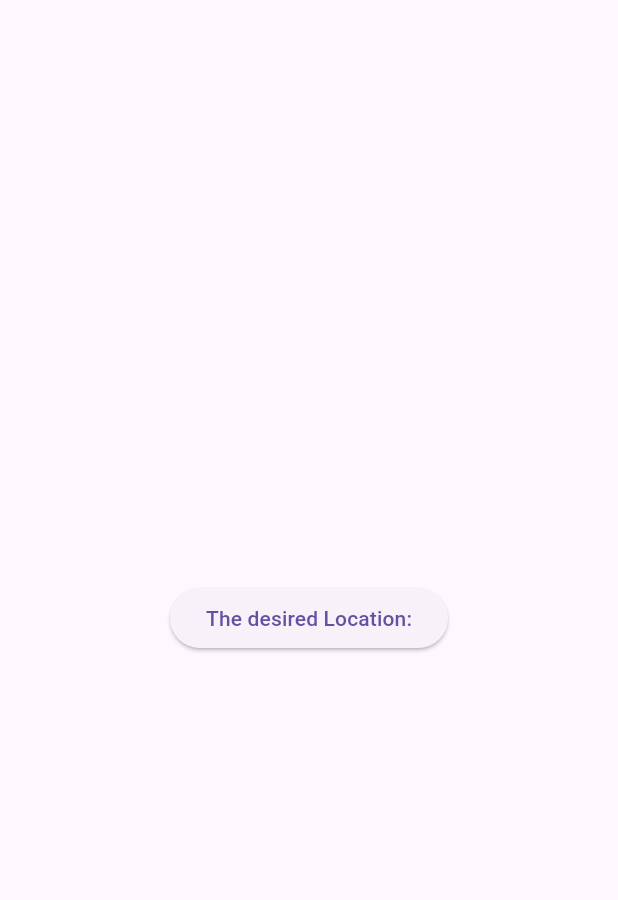
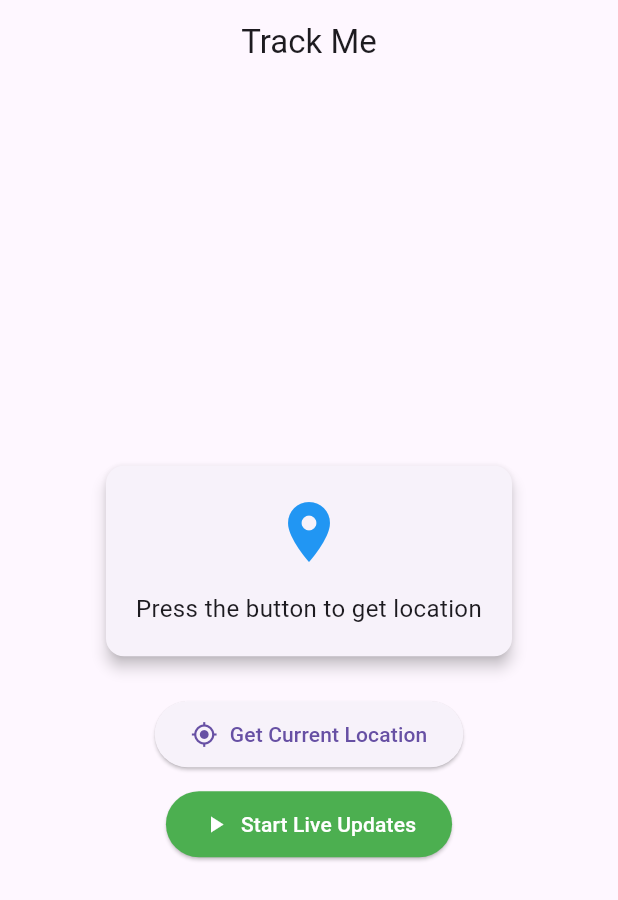
Before and after one commit to sudipeb/Trackme, a Flutter app: the screen it shows after launch, on a phone screen of 412 x 824 dp. Shown: the top 900 px of the screen. Run offline on Flutter 3.47's test engine with Material 3 defaults, Android fonts, the phone set to English and light mode, and no system bars; our stand-ins replace geolocator.

Commit message:
live location on 10m

```diff
--- a/lib/features/user_location/user_location.dart
+++ b/lib/features/user_location/user_location.dart
@@ -3,58 +3,215 @@ import 'dart:async';
 import 'package:flutter/material.dart';
 import 'package:geolocator/geolocator.dart';
 
-class UserLocation extends StatelessWidget {
-  UserLocation({super.key});
-  final StreamSubscription<Position> positionStream =
-      Geolocator.getPositionStream(
-        locationSettings: const LocationSettings(
-          accuracy: LocationAccuracy.high,
-          distanceFilter: 10, // Updates only when moving 10 meters
-        ),
-      ).listen((Position position) {
-        debugPrint('${position.latitude}, ${position.longitude}');
-      });
+class UserLocation extends StatefulWidget {
+  const UserLocation({super.key});
+
   @override
-  Widget build(BuildContext context) {
-    Future<void> getCurrentLocation() async {
+  State<UserLocation> createState() => _UserLocationState();
+}
+
+class _UserLocationState extends State<UserLocation> {
+  String _locationMessage = 'Press the button to get location';
+  bool _isLoading = false;
+  StreamSubscription<Position>? _positionStream;
+
+  @override
+  void dispose() {
+    _positionStream?.cancel();
+    super.dispose();
+  }
+
+  Future<bool> _handlePermission() async {
     bool serviceEnabled;
     LocationPermission permission;
+
     // Check if location services are enabled
     serviceEnabled = await Geolocator.isLocationServiceEnabled();
     if (!serviceEnabled) {
-        // If the service is not enabled, throws an error
-        return Future.error('Location services are disabled.');
+      setState(() {
+        _locationMessage = 'Location services are disabled.';
+      });
+      return false;
     }
+
     // Check the status of permissions
     permission = await Geolocator.checkPermission();
     if (permission == LocationPermission.denied) {
       // Request permission if permission is denied
       permission = await Geolocator.requestPermission();
       if (permission == LocationPermission.denied) {
-          // If the request is still rejected, throw an error
-          return Future.error('Location permissions are denied');
+        setState(() {
+          _locationMessage = 'Location permissions are denied.';
+        });
+        return false;
       }
     }
+
     if (permission == LocationPermission.deniedForever) {
-        // If permissions are permanently denied, throw an error
-        return Future.error(
-          'Location permissions are permanently denied, cannot request.',
-        );
+      setState(() {
+        _locationMessage =
+            'Location permissions are permanently denied, cannot request.';
+      });
+      return false;
     }
+
+    return true;
+  }
+
+  Future<void> _getCurrentLocation() async {
+    setState(() {
+      _isLoading = true;
+      _locationMessage = 'Getting location...';
+    });
+
+    final hasPermission = await _handlePermission();
+    if (!hasPermission) {
+      setState(() {
+        _isLoading = false;
+      });
+      return;
+    }
+
+    try {
       // Get current location
       Position position = await Geolocator.getCurrentPosition(
         desiredAccuracy: LocationAccuracy.high,
       );
+
+      setState(() {
+        _locationMessage =
+            'Latitude: ${position.latitude.toStringAsFixed(6)}\nLongitude: ${position.longitude.toStringAsFixed(6)}';
+        _isLoading = false;
+      });
+
       debugPrint(
         'Latitude: ${position.latitude}, Longitude: ${position.longitude}',
       );
+    } catch (e) {
+      setState(() {
+        _locationMessage = 'Error getting location: $e';
+        _isLoading = false;
+      });
+    }
   }
 
+  void _startLocationUpdates() async {
+    final hasPermission = await _handlePermission();
+    if (!hasPermission) return;
+
+    setState(() {
+      _locationMessage = 'Listening for location updates...';
+    });
+
+    _positionStream =
+        Geolocator.getPositionStream(
+          locationSettings: const LocationSettings(
+            accuracy: LocationAccuracy.high,
+            distanceFilter: 10, // Updates only when moving 10 meters
+          ),
+        ).listen(
+          (Position position) {
+            setState(() {
+              _locationMessage =
+                  'Latitude: ${position.latitude.toStringAsFixed(6)}\nLongitude: ${position.longitude.toStringAsFixed(6)}\n\n(Live updates enabled)';
+            });
+            debugPrint('${position.latitude}, ${position.longitude}');
+          },
+          onError: (e) {
+            setState(() {
+              _locationMessage = 'Error: $e';
+            });
+          },
+        );
+  }
+
+  void _stopLocationUpdates() {
+    _positionStream?.cancel();
+    _positionStream = null;
+    setState(() {
+      _locationMessage = 'Location updates stopped.';
+    });
+  }
+
+  @override
+  Widget build(BuildContext context) {
     return Scaffold(
+      appBar: AppBar(title: const Text('Track Me'), centerTitle: true),
       body: Center(
-        child: ElevatedButton(
-          onPressed: () => getCurrentLocation(),
-          child: Text("The desired Location:"),
+        child: Padding(
+          padding: const EdgeInsets.all(16.0),
+          child: Column(
+            mainAxisAlignment: MainAxisAlignment.center,
+            children: [
+              // Location display card
+              Card(
+                elevation: 4,
+                child: Padding(
+                  padding: const EdgeInsets.all(20.0),
+                  child: Column(
+                    children: [
+                      const Icon(
+                        Icons.location_on,
+                        size: 48,
+                        color: Colors.blue,
+                      ),
+                      const SizedBox(height: 16),
+                      if (_isLoading)
+                        const CircularProgressIndicator()
+                      else
+                        Text(
+                          _locationMessage,
+                          textAlign: TextAlign.center,
+                          style: const TextStyle(fontSize: 16),
+                        ),
+                    ],
+                  ),
+                ),
+              ),
+              const SizedBox(height: 24),
+              // Get current location button
+              ElevatedButton.icon(
+                onPressed: _isLoading ? null : _getCurrentLocation,
+                icon: const Icon(Icons.my_location),
+                label: const Text('Get Current Location'),
+                style: ElevatedButton.styleFrom(
+                  padding: const EdgeInsets.symmetric(
+                    horizontal: 24,
+                    vertical: 12,
+                  ),
+                ),
+              ),
+              const SizedBox(height: 12),
+              // Start/Stop live updates button
+              ElevatedButton.icon(
+                onPressed: () {
+                  if (_positionStream == null) {
+                    _startLocationUpdates();
+                  } else {
+                    _stopLocationUpdates();
+                  }
+                },
+                icon: Icon(
+                  _positionStream == null ? Icons.play_arrow : Icons.stop,
+                ),
+                label: Text(
+                  _positionStream == null
+                      ? 'Start Live Updates'
+                      : 'Stop Live Updates',
+                ),
+                style: ElevatedButton.styleFrom(
+                  padding: const EdgeInsets.symmetric(
+                    horizontal: 24,
+                    vertical: 12,
+                  ),
+                  backgroundColor: _positionStream == null
+                      ? Colors.green
+                      : Colors.red,
+                  foregroundColor: Colors.white,
+                ),
+              ),
+            ],
+          ),
         ),
       ),
     );
```
Lines whose indentation alone changed are shown as unchanged.
